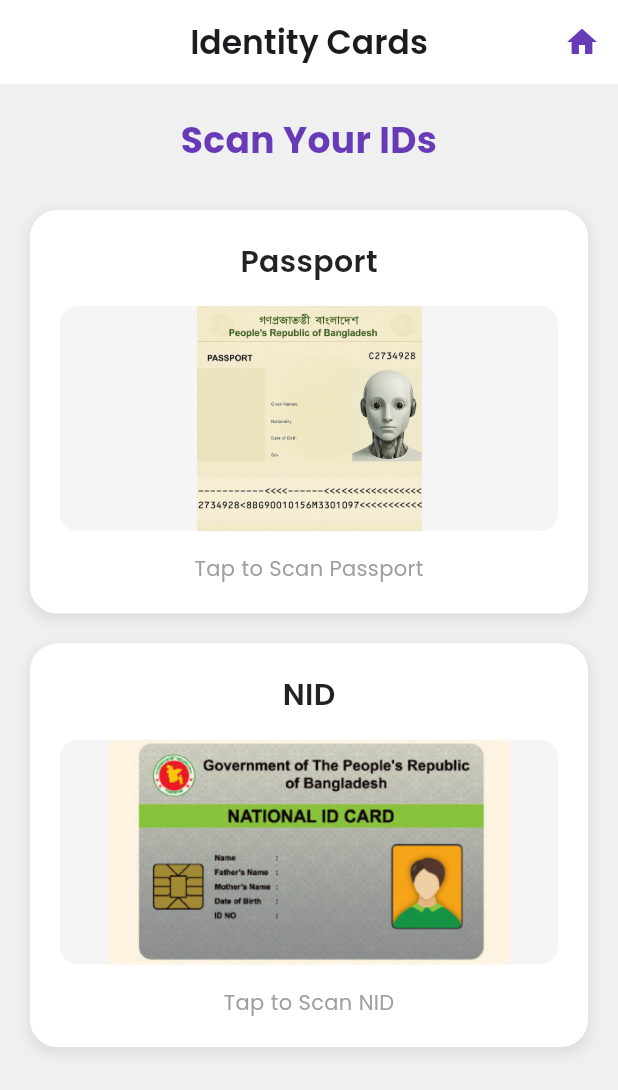
After one commit to iam-ajmunna/MyPocket--A-Unified-Digital-Wallet, a Flutter app: the IdentityCardsPage screen opened directly, on a phone screen of 412 x 824 dp. The commit adds this screen. Shown: the top 1090 px of the screen. Run offline on Flutter 3.47's test engine with Material 3 defaults, Android fonts, the phone set to English and light mode, and no system bars; our stand-ins replace animated_notch_bottom_bar, camera, carousel_slider, cloud_firestore, file_picker, firebase_auth and 10 more; missing offline and left inert: flutter_facebook_auth, googleapis; accounts and stored records are empty.

Commit message:
updated card_from_page file and all the necessity file

```diff
--- /dev/null
+++ b/application files/lib/Documents/card_from_page.dart
@@ -0,0 +1,166 @@
+import 'package:flutter/material.dart';
+import 'package:google_fonts/google_fonts.dart';
+import 'package:image_picker/image_picker.dart';
+import 'package:mypocket/Home/WalletScreen.dart';
+import 'dart:typed_data';
+
+class IdentityCardsPage extends StatefulWidget {
+  @override
+  _IdentityCardsPageState createState() => _IdentityCardsPageState();
+}
+
+class _IdentityCardsPageState extends State<IdentityCardsPage> {
+  Uint8List? _nidImageBytes;
+  Uint8List? _passportImageBytes;
+
+  Future<void> _pickNidImage() async {
+    final picker = ImagePicker();
+    final pickedFile = await picker.pickImage(source: ImageSource.camera);
+
+    if (pickedFile != null) {
+      final bytes = await pickedFile.readAsBytes();
+      setState(() {
+        _nidImageBytes = bytes;
+      });
+    }
+  }
+
+  Future<void> _pickPassportImage() async {
+    final picker = ImagePicker();
+    final pickedFile = await picker.pickImage(source: ImageSource.camera);
+
+    if (pickedFile != null) {
+      final bytes = await pickedFile.readAsBytes();
+      setState(() {
+        _passportImageBytes = bytes;
+      });
+    }
+  }
+
+  @override
+  Widget build(BuildContext context) {
+    return Scaffold(
+      appBar: AppBar(
+        title: Text('Identity Cards', style: GoogleFonts.poppins(fontWeight: FontWeight.w600)),
+        actions: [
+          IconButton(
+            icon: Icon(Icons.home, color: Colors.deepPurple),
+            onPressed: () {
+              Navigator.of(context).pushReplacement(
+                MaterialPageRoute(
+                  builder: (context) => WalletScreen(),
+                ),
+              );
+            },
+          ),
+        ],
+        backgroundColor: Colors.white,
+        elevation: 0,
+        centerTitle: true,
+      ),
+      backgroundColor: Color(0xFFF0F0F0), // Background color from the image
+      body: SingleChildScrollView(
+        padding: EdgeInsets.all(20),
+        child: Column(
+          crossAxisAlignment: CrossAxisAlignment.stretch,
+          children: [
+            Text(
+              'Scan Your IDs',
+              style: GoogleFonts.poppins(fontSize: 24, fontWeight: FontWeight.w700, color: Colors.deepPurple),
+              textAlign: TextAlign.center,
+            ),
+            SizedBox(height: 30),
+            AnimatedContainer(
+              duration: Duration(milliseconds: 300),
+              curve: Curves.easeInOut,
+              transform: Matrix4.translationValues(0, 0, 0),
+              child: _buildIdCard(
+                context,
+                'Passport',
+                'assets/passport.png',
+                _passportImageBytes,
+                _pickPassportImage,
+              ),
+            ),
+            SizedBox(height: 20),
+            AnimatedContainer(
+              duration: Duration(milliseconds: 300),
+              curve: Curves.easeInOut,
+              transform: Matrix4.translationValues(0, 0, 0),
+              child: _buildIdCard(
+                context,
+                'NID',
+                'assets/bd_nid.jpeg',
+                _nidImageBytes,
+                _pickNidImage,
+              ),
+            ),
+          ],
+        ),
+      ),
+    );
+  }
+
+  Widget _buildIdCard(
+      BuildContext context,
+      String title,
+      String assetImage,
+      Uint8List? imageBytes,
+      VoidCallback onTap,
+      ) {
+    return InkWell(
+      onTap: onTap,
+      borderRadius: BorderRadius.circular(18),
+      child: Container(
+        decoration: BoxDecoration(
+          color: Colors.white,
+          borderRadius: BorderRadius.circular(18),
+          boxShadow: [
+            BoxShadow(
+              color: Colors.grey.withOpacity(0.2),
+              spreadRadius: 2,
+              blurRadius: 5,
+              offset: Offset(0, 3),
+            ),
+          ],
+        ),
+        padding: EdgeInsets.all(20),
+        child: Column(
+          crossAxisAlignment: CrossAxisAlignment.center,
+          children: [
+            Text(
+              title,
+              style: GoogleFonts.poppins(fontSize: 20, fontWeight: FontWeight.w600, color: Colors.black87),
+            ),
+            SizedBox(height: 15),
+            Container(
+              height: 150,
+              width: double.infinity,
+              decoration: BoxDecoration(
+                borderRadius: BorderRadius.circular(12),
+                color: Colors.grey[100],
+              ),
+              child: ClipRRect(
+                borderRadius: BorderRadius.circular(12),
+                child: imageBytes != null
+                    ? Image.memory(
+                  imageBytes,
+                  fit: BoxFit.cover,
+                )
+                    : Image.asset(
+                  assetImage,
+                  fit: BoxFit.contain,
+                ),
+              ),
+            ),
+            SizedBox(height: 15),
+            Text(
+              'Tap to Scan $title',
+              style: GoogleFonts.poppins(fontSize: 14, color: Colors.grey),
+            ),
+          ],
+        ),
+      ),
+    );
+  }
+}
--- a/application files/lib/Home/WalletScreen.dart
+++ b/application files/lib/Home/WalletScreen.dart
@@ -4,7 +4,7 @@ import 'package:flutter/material.dart';
 import 'package:google_fonts/google_fonts.dart';
 import 'package:mypocket/Certificates/CertificatesScreen.dart';
 import 'package:mypocket/Documents/document_manager.dart';
-import 'package:mypocket/Documents/document_selection_page.dart';
+import 'package:mypocket/Documents/card_from_page.dart';
 import 'package:mypocket/Passes/event_ticket.dart';
 import 'package:mypocket/Passes/passes_list_screen.dart';
 import 'package:mypocket/Transit/transit_list_screen.dart';
@@ -1108,7 +1108,7 @@ Widget buildButtonGrid(BuildContext context) {
           icon: Icons.document_scanner, title: 'IDs & Passport', onPressed: () {
         Navigator.of(context).pushReplacement(
           MaterialPageRoute(
-            builder: (context) => DocumentSelectionPage(),
+            builder: (context) => IdentityCardsPage(),
           ),
         );
       }),
--- a/application files/pubspec.yaml
+++ b/application files/pubspec.yaml
@@ -127,6 +127,8 @@ flutter:
     - assets/MyPocketBrand.png
     - assets/google_logo.svg
     - assets/facebook_logo.svg
+    - assets/bd_nid.jpeg
+    - assets/passport.png
   # The following line ensures that the Material Icons font is
   # included with your application, so that you can use the icons in
   # the material Icons class.
```
Also changed, not shown: application files/lib/Documents/document_manager.dart (+97 -208 lines), application files/assets/bd_nid.jpeg (added), application files/assets/passport.png (added).
